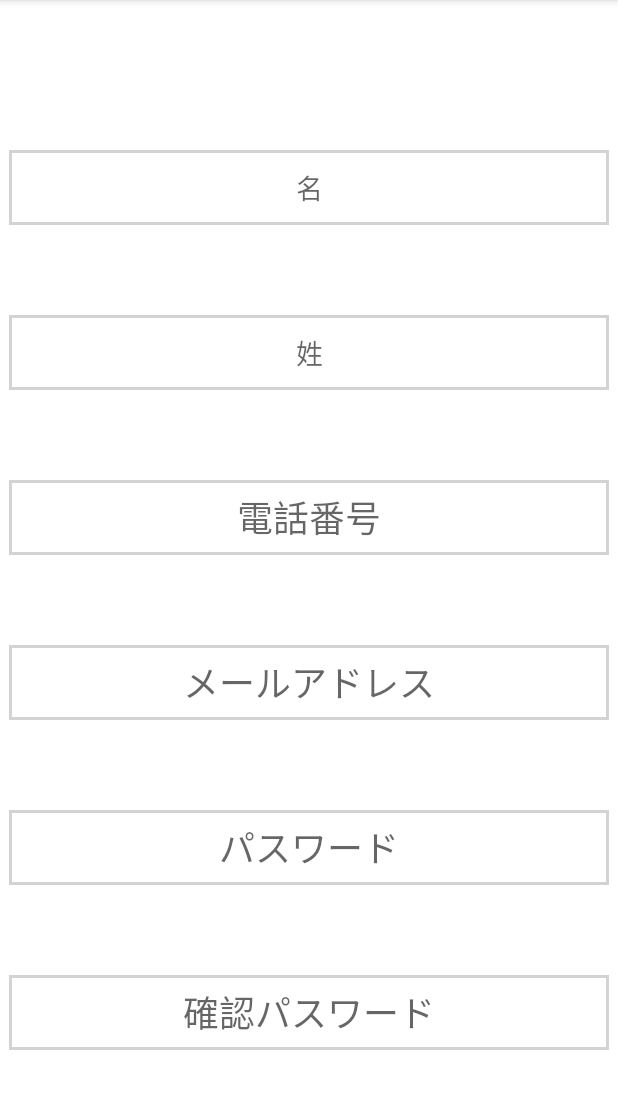
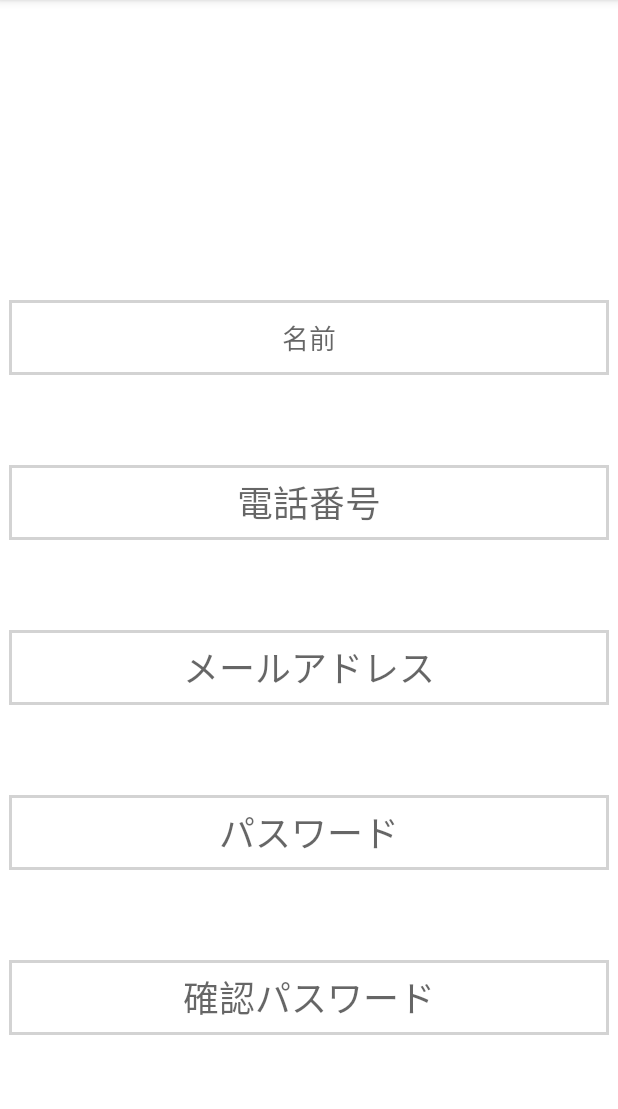
Before and after one commit to ASO1801179/DEMESHI, an Android app: the Register screen opened directly, with no data from a screen before it, on a phone screen of 412 x 824 dp, the part 84-1193 px from its top. Run offline under Robolectric (Android 15) with nearby library versions, the phone set to English and light mode, and no system bars; libraries missing offline, so code that uses them is left out: com.github.kittinunf.fuel, com.github.kittinunf.result, jp.ac.asojuku.

Commit message:
土曜スタート地点

```diff
--- a/app/build.gradle
+++ b/app/build.gradle
@@ -23,6 +23,8 @@ android {
 }
 
 dependencies {
+    implementation 'com.github.kittinunf.fuel:fuel:1.12.0'
+    implementation 'com.github.kittinunf.fuel:fuel-android:1.12.0'
     implementation fileTree(dir: 'libs', include: ['*.jar'])
     implementation "org.jetbrains.kotlin:kotlin-stdlib-jdk7:$kotlin_version"
     implementation 'com.android.support:appcompat-v7:28.0.0'
--- a/app/src/main/AndroidManifest.xml
+++ b/app/src/main/AndroidManifest.xml
@@ -1,6 +1,7 @@
 <?xml version="1.0" encoding="utf-8"?>
 <manifest xmlns:android="http://schemas.android.com/apk/res/android"
     package="jp.ac.asojuku.st.demeshi">
+    <uses-permission android:name="android.permission.INTERNET" />
 
     <application
         android:allowBackup="true"
--- a/app/src/main/res/layout/activity_register.xml
+++ b/app/src/main/res/layout/activity_register.xml
@@ -25,40 +25,22 @@
         app:layout_constraintTop_toBottomOf="@+id/ConfPassword" />
 
     <EditText
-        android:id="@+id/FirstName"
+        android:id="@+id/Name"
         android:layout_width="400dp"
         android:layout_height="50dp"
         android:layout_marginEnd="8dp"
         android:layout_marginLeft="8dp"
         android:layout_marginRight="8dp"
         android:layout_marginStart="8dp"
-        android:layout_marginTop="100dp"
+        android:layout_marginTop="200dp"
         android:background="@drawable/simple_frame"
         android:ems="10"
         android:gravity="center"
-        android:hint="@string/FirstNameHint"
+        android:hint="@string/NameHint"
         android:inputType="textPersonName"
         app:layout_constraintEnd_toEndOf="parent"
         app:layout_constraintStart_toStartOf="parent"
         app:layout_constraintTop_toTopOf="parent" />
-
-    <EditText
-        android:id="@+id/LastName"
-        android:layout_width="400dp"
-        android:layout_height="50dp"
-        android:layout_marginEnd="8dp"
-        android:layout_marginLeft="8dp"
-        android:layout_marginRight="8dp"
-        android:layout_marginStart="8dp"
-        android:layout_marginTop="60dp"
-        android:background="@drawable/simple_frame"
-        android:ems="10"
-        android:gravity="center"
-        android:hint="@string/LastNameHint"
-        android:inputType="textPersonName"
-        app:layout_constraintEnd_toEndOf="parent"
-        app:layout_constraintStart_toStartOf="parent"
-        app:layout_constraintTop_toBottomOf="@+id/FirstName" />
 
     <EditText
         android:id="@+id/PhoneNumber"
@@ -78,7 +60,26 @@
         android:textSize="24sp"
         app:layout_constraintEnd_toEndOf="parent"
         app:layout_constraintStart_toStartOf="parent"
-        app:layout_constraintTop_toBottomOf="@+id/LastName" />
+        app:layout_constraintTop_toBottomOf="@+id/Name" />
+
+    <EditText
+        android:id="@+id/Mail"
+        android:layout_width="400dp"
+        android:layout_height="50dp"
+        android:layout_marginEnd="8dp"
+        android:layout_marginLeft="8dp"
+        android:layout_marginRight="8dp"
+        android:layout_marginStart="8dp"
+        android:layout_marginTop="60dp"
+        android:background="@drawable/simple_frame"
+        android:ems="10"
+        android:gravity="center"
+        android:hint="@string/MailHint"
+        android:inputType="textEmailAddress"
+        android:textSize="24sp"
+        app:layout_constraintEnd_toEndOf="parent"
+        app:layout_constraintStart_toStartOf="parent"
+        app:layout_constraintTop_toBottomOf="@+id/PhoneNumber" />
 
     <EditText
         android:id="@+id/Password"
@@ -118,22 +119,4 @@
         app:layout_constraintStart_toStartOf="parent"
         app:layout_constraintTop_toBottomOf="@+id/Password" />
 
-    <EditText
-        android:id="@+id/Mail"
-        android:layout_width="400dp"
-        android:layout_height="50dp"
-        android:layout_marginEnd="8dp"
-        android:layout_marginLeft="8dp"
-        android:layout_marginRight="8dp"
-        android:layout_marginStart="8dp"
-        android:layout_marginTop="60dp"
-        android:background="@drawable/simple_frame"
-        android:ems="10"
-        android:gravity="center"
-        android:hint="@string/MailHint"
-        android:inputType="textEmailAddress"
-        android:textSize="24sp"
-        app:layout_constraintEnd_toEndOf="parent"
-        app:layout_constraintStart_toStartOf="parent"
-        app:layout_constraintTop_toBottomOf="@+id/PhoneNumber" />
 </android.support.constraint.ConstraintLayout>
--- a/app/src/main/res/layout/activity_user_config.xml
+++ b/app/src/main/res/layout/activity_user_config.xml
@@ -42,7 +42,7 @@
         app:layout_constraintTop_toTopOf="parent" />
 
     <EditText
-        android:id="@+id/LastName"
+        android:id="@+id/Name"
         android:layout_width="400dp"
         android:layout_height="50dp"
         android:layout_marginEnd="8dp"
@@ -77,7 +77,7 @@
         android:textSize="24sp"
         app:layout_constraintEnd_toEndOf="parent"
         app:layout_constraintStart_toStartOf="parent"
-        app:layout_constraintTop_toBottomOf="@+id/LastName" />
+        app:layout_constraintTop_toBottomOf="@+id/Name" />
 
     <EditText
         android:id="@+id/Password"
```
Also changed, not shown: app/src/main/java/jp/ac/asojuku/st/demeshi/Register.kt (+73 -1 lines), app/src/main/java/jp/ac/asojuku/st/demeshi/Template.kt (line endings or trailing spaces).
